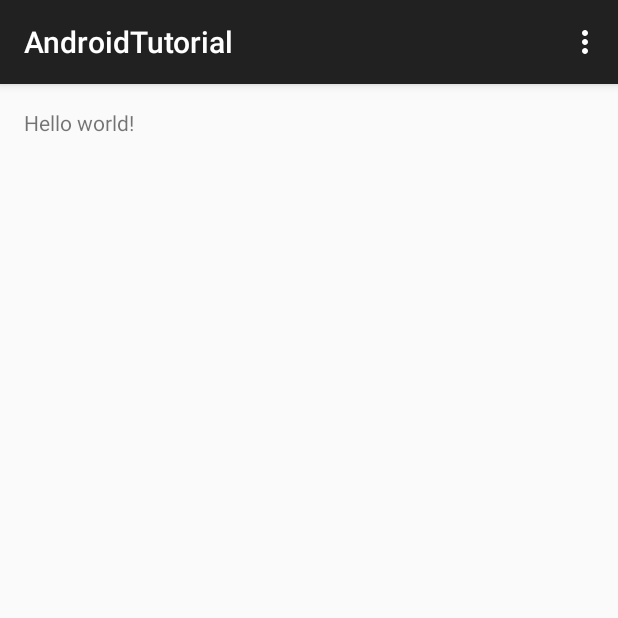
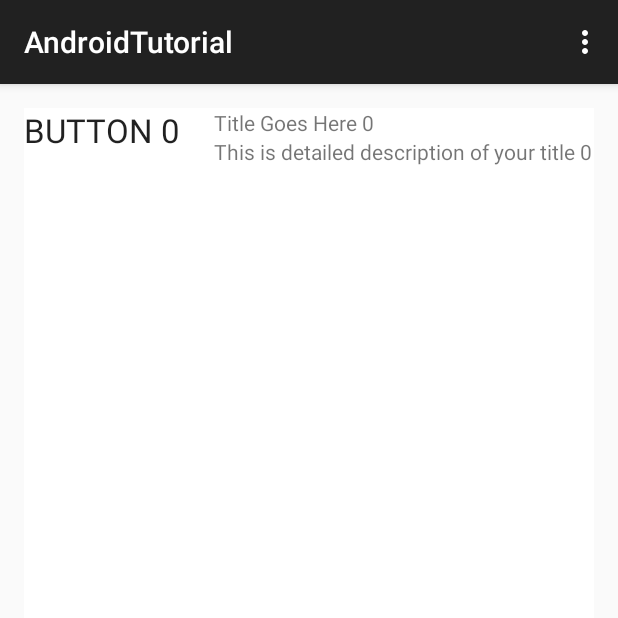
Before and after one commit to ansal10/AndroidTutorial, an Android app: the screen it shows after launch (MainActivity), on a phone screen of 412 x 824 dp, the top half of it. Run offline under Robolectric (Android 15) with nearby library versions, the phone set to English and light mode, and no system bars.

Commit message:
Recycler View with Linear layout

```diff
--- a/app/build.gradle
+++ b/app/build.gradle
@@ -6,7 +6,7 @@ android {
 
     defaultConfig {
         applicationId "com.example.amd.androidtutorial"
-        minSdkVersion 16
+        minSdkVersion 21
         targetSdkVersion 23
         versionCode 1
         versionName "1.0"
@@ -22,4 +22,6 @@ android {
 dependencies {
     compile fileTree(dir: 'libs', include: ['*.jar'])
     compile 'com.android.support:appcompat-v7:23.0.0'
+    compile 'com.android.support:recyclerview-v7:21.0.+'
+
 }
--- /dev/null
+++ b/app/src/main/java/com/example/amd/androidtutorial/Information.java
@@ -0,0 +1,44 @@
+package com.example.amd.androidtutorial;
+
+/**
+ * Created by amd on 8/31/15.
+ */
+public class Information {
+
+    String button;
+    String title;
+    String desc;
+
+    public Information(String button, String title, String desc) {
+        this.button = button;
+        this.title = title;
+        this.desc = desc;
+    }
+
+    public Information() {
+    }
+
+    public String getButton() {
+        return button;
+    }
+
+    public void setButton(String button) {
+        this.button = button;
+    }
+
+    public String getTitle() {
+        return title;
+    }
+
+    public void setTitle(String title) {
+        this.title = title;
+    }
+
+    public String getDesc() {
+        return desc;
+    }
+
+    public void setDesc(String desc) {
+        this.desc = desc;
+    }
+}
--- a/app/src/main/java/com/example/amd/androidtutorial/MainActivity.java
+++ b/app/src/main/java/com/example/amd/androidtutorial/MainActivity.java
@@ -1,16 +1,26 @@
 package com.example.amd.androidtutorial;
 
+import android.app.Fragment;
+import android.app.FragmentManager;
+import android.app.FragmentTransaction;
 import android.support.v7.app.AppCompatActivity;
 import android.os.Bundle;
+import android.support.v7.widget.RecyclerView;
 import android.view.Menu;
 import android.view.MenuItem;
 
 public class MainActivity extends AppCompatActivity {
 
+
     @Override
     protected void onCreate(Bundle savedInstanceState) {
         super.onCreate(savedInstanceState);
         setContentView(R.layout.activity_main);
+        Fragment fragment = new MyFragment();
+        FragmentManager fragmentManager = getFragmentManager();
+        FragmentTransaction transaction = fragmentManager.beginTransaction();
+        transaction.add(R.id.fragment, fragment, "Fragment");
+        transaction.commit();
     }
 
     @Override
--- /dev/null
+++ b/app/src/main/java/com/example/amd/androidtutorial/MyFragment.java
@@ -0,0 +1,57 @@
+package com.example.amd.androidtutorial;
+
+import android.app.Activity;
+import android.net.Uri;
+import android.os.Bundle;
+import android.app.Fragment;
+import android.support.v7.widget.LinearLayoutManager;
+import android.support.v7.widget.RecyclerView;
+import android.view.LayoutInflater;
+import android.view.View;
+import android.view.ViewGroup;
+
+import java.util.ArrayList;
+import java.util.List;
+
+
+public class MyFragment extends Fragment {
+
+    private RecyclerView recyclerView;
+    private RVAdapter adapter;
+
+    public MyFragment() {
+        // Required empty public constructor
+    }
+
+    @Override
+    public void onCreate(Bundle savedInstanceState) {
+        super.onCreate(savedInstanceState);
+    }
+
+    @Override
+    public View onCreateView(LayoutInflater inflater, ViewGroup container,
+                             Bundle savedInstanceState) {
+
+        View layout  =  inflater.inflate(R.layout.fragment_my, container, false);
+        recyclerView = (RecyclerView) layout.findViewById(R.id.drawerlist);
+        adapter = new RVAdapter(getActivity(), getData());
+        recyclerView.setAdapter(adapter);
+        recyclerView.setLayoutManager(new LinearLayoutManager(getActivity()));
+        return layout;
+    }
+
+    public static List<Information> getData(){
+        List<Information> list  = new ArrayList<>();
+        String button="BUTTON ";
+        String title="Title Goes Here ";
+        String description = "This is detailed description of your title ";
+
+        for(int i = 0 ; i < 10 ; i++){
+            Information inf = new Information(button+i, title+i , description+i);
+            list.add(inf);
+        }
+        return list;
+    }
+
+
+}
--- /dev/null
+++ b/app/src/main/java/com/example/amd/androidtutorial/RVAdapter.java
@@ -0,0 +1,66 @@
+package com.example.amd.androidtutorial;
+
+import android.content.Context;
+import android.support.v7.widget.RecyclerView;
+import android.text.Layout;
+import android.view.LayoutInflater;
+import android.view.View;
+import android.view.ViewGroup;
+import android.widget.TextView;
+
+import java.util.Collections;
+import java.util.List;
+
+/**
+ * Created by amd on 8/31/15.
+ */
+public class RVAdapter extends RecyclerView.Adapter <MyViewHolder> {
+
+    private LayoutInflater inflater;
+    List<Information> list= Collections.emptyList();
+
+    public RVAdapter( Context context, List<Information> data){
+        inflater = LayoutInflater.from(context);
+        this.list = data;
+
+    }
+    @Override
+    public MyViewHolder onCreateViewHolder(ViewGroup viewGroup, int i) {
+        View view = inflater.inflate(R.layout.custom_row, viewGroup, false);
+        MyViewHolder holder = new MyViewHolder(view);
+        return holder;
+    }
+
+    @Override
+    public void onBindViewHolder(MyViewHolder viewHolder, int i) {
+        Information current = list.get(i);
+        viewHolder.buttonView.setText(current.button);
+        viewHolder.titleView.setText(current.title);
+        viewHolder.descView.setText(current.desc);
+
+    }
+
+    @Override
+    public int getItemCount()  {
+        return list.size();
+    }
+
+    @Override
+    public void onViewRecycled(MyViewHolder holder) {
+        super.onViewRecycled(holder);
+    }
+
+
+}
+
+
+class MyViewHolder extends RecyclerView.ViewHolder {
+
+    TextView buttonView, titleView, descView;
+    public MyViewHolder(View itemView) {
+        super(itemView);
+        buttonView = (TextView) itemView.findViewById(R.id.buttonId);
+        titleView = (TextView) itemView.findViewById(R.id.titleId);
+        descView = (TextView) itemView.findViewById(R.id.descriptionId);
+    }
+}
--- /dev/null
+++ b/app/src/main/java/com/example/amd/androidtutorial/SpacesItemDecoration.java
@@ -0,0 +1,27 @@
+package com.example.amd.androidtutorial;
+
+import android.graphics.Rect;
+import android.support.v7.widget.RecyclerView;
+import android.view.View;
+
+/**
+ * Created by amd on 8/31/15.
+ */
+public class SpacesItemDecoration extends RecyclerView.ItemDecoration {
+    private int space;
+
+    public SpacesItemDecoration() {
+        this.space = 48;
+    }
+
+    @Override
+    public void getItemOffsets(Rect outRect, View view, RecyclerView parent, RecyclerView.State state) {
+        outRect.left = space;
+        outRect.right = space;
+        outRect.bottom = space;
+
+        // Add top margin only for the first item to avoid double space between items
+        if(parent.getChildPosition(view) == 0)
+            outRect.top = space;
+    }
+}
--- a/app/src/main/res/layout/activity_main.xml
+++ b/app/src/main/res/layout/activity_main.xml
@@ -6,6 +6,16 @@
     android:paddingBottom="@dimen/activity_vertical_margin" tools:context=".MainActivity">
 
     <TextView android:text="@string/hello_world" android:layout_width="wrap_content"
-        android:layout_height="wrap_content" />
+        android:layout_height="wrap_content"
+        android:id="@+id/textView" />
+
+    <fragment
+        android:layout_width="fill_parent"
+        android:layout_height="wrap_content"
+        android:name="com.example.amd.androidtutorial.MyFragment"
+        android:id="@+id/fragment"
+        android:layout_alignTop="@+id/textView"
+        android:layout_alignParentStart="true" />
+
 
 </RelativeLayout>
--- /dev/null
+++ b/app/src/main/res/layout/custom_row.xml
@@ -0,0 +1,48 @@
+<?xml version="1.0" encoding="utf-8"?>
+<RelativeLayout xmlns:android="http://schemas.android.com/apk/res/android"
+    android:layout_width="match_parent" android:layout_height="match_parent">
+
+    <LinearLayout
+        android:orientation="vertical"
+        android:layout_width="match_parent"
+        android:layout_height="wrap_content"
+        android:layout_alignParentTop="true"
+        android:layout_alignParentStart="true"
+        android:id="@+id/customRow">
+
+        <LinearLayout
+            android:orientation="horizontal"
+            android:layout_width="match_parent"
+            android:layout_height="match_parent">
+
+            <TextView
+                android:layout_width="0dp"
+                android:layout_height="wrap_content"
+                android:textAppearance="?android:attr/textAppearanceLarge"
+                android:text="Large Text"
+                android:id="@+id/buttonId"
+                android:layout_weight="1"/>
+
+            <LinearLayout
+                android:orientation="vertical"
+                android:layout_width="0dp"
+                android:layout_height="wrap_content"
+                android:layout_weight="2">
+
+                <TextView
+                    android:layout_width="wrap_content"
+                    android:layout_height="wrap_content"
+                    android:textAppearance="?android:attr/textAppearanceSmall"
+                    android:text="Small Text"
+                    android:id="@+id/titleId" />
+
+                <TextView
+                    android:layout_width="wrap_content"
+                    android:layout_height="wrap_content"
+                    android:textAppearance="?android:attr/textAppearanceSmall"
+                    android:text="Small Text"
+                    android:id="@+id/descriptionId" />
+            </LinearLayout>
+        </LinearLayout>
+    </LinearLayout>
+</RelativeLayout>
--- /dev/null
+++ b/app/src/main/res/layout/custom_row_2.xml
@@ -0,0 +1,27 @@
+<?xml version="1.0" encoding="utf-8"?>
+<LinearLayout xmlns:android="http://schemas.android.com/apk/res/android"
+    android:orientation="vertical" android:layout_width="match_parent"
+    android:layout_height="match_parent"
+    android:background="#ccff00"
+    >
+
+    <TextView
+        android:layout_width="fill_parent"
+        android:layout_height="wrap_content"
+        android:text="New Text"
+        android:id="@+id/buttonId" />
+
+    <TextView
+        android:layout_width="fill_parent"
+        android:layout_height="wrap_content"
+        android:text="New Text"
+        android:id="@+id/titleId"
+        android:layout_below="@id/buttonId"/>
+
+    <TextView
+        android:layout_width="fill_parent"
+        android:layout_height="wrap_content"
+        android:text="New Text"
+        android:id="@+id/descriptionId"
+        android:layout_below="@id/titleId"/>
+</LinearLayout>
--- /dev/null
+++ b/app/src/main/res/layout/fragment_my.xml
@@ -0,0 +1,20 @@
+<RelativeLayout xmlns:android="http://schemas.android.com/apk/res/android"
+    xmlns:tools="http://schemas.android.com/tools" android:layout_width="match_parent"
+    android:layout_height="match_parent" tools:context="com.example.amd.androidtutorial.MyFragment">
+
+    <LinearLayout
+        android:layout_width="fill_parent"
+        android:layout_height="wrap_content"
+        android:id="@+id/containerDrawerImage">
+
+        <android.support.v7.widget.RecyclerView
+            android:layout_width="match_parent"
+            android:layout_height="wrap_content"
+            android:id="@+id/drawerlist"
+            android:background="#ffffff">
+
+        </android.support.v7.widget.RecyclerView>
+
+    </LinearLayout>
+
+</RelativeLayout>
--- a/app/src/main/res/values/strings.xml
+++ b/app/src/main/res/values/strings.xml
@@ -3,4 +3,7 @@
 
     <string name="hello_world">Hello world!</string>
     <string name="action_settings">Settings</string>
+
+<!-- TODO: Remove or change this placeholder text -->
+    <string name="hello_blank_fragment">Hello blank fragment</string>
 </resources>
```
